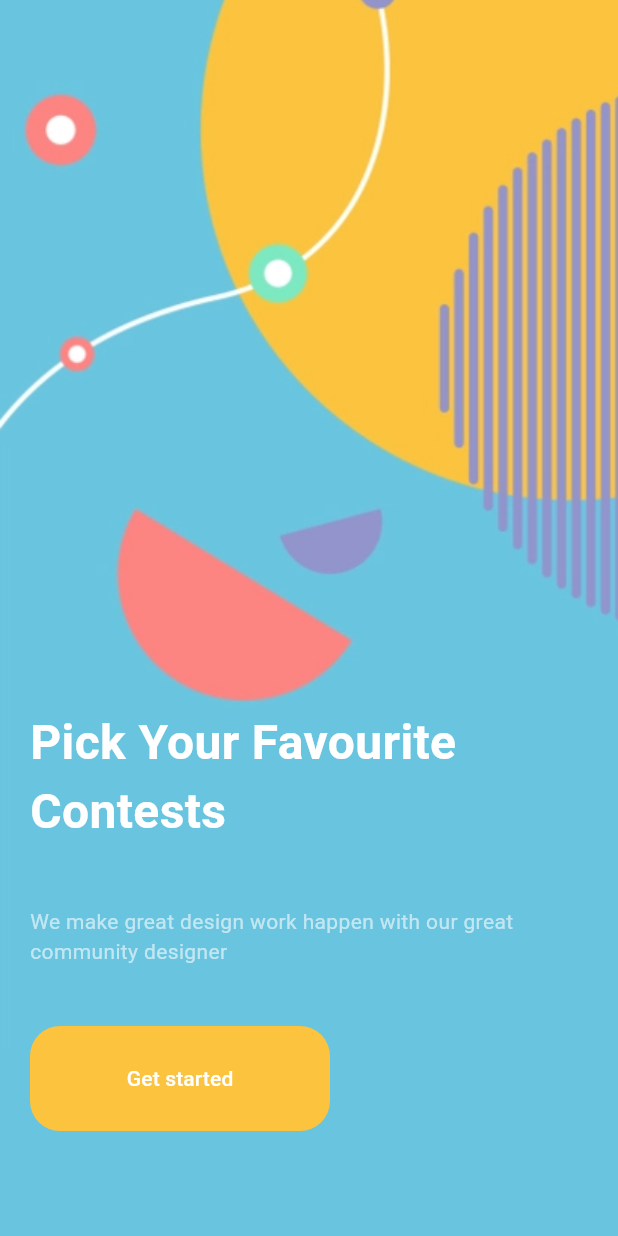
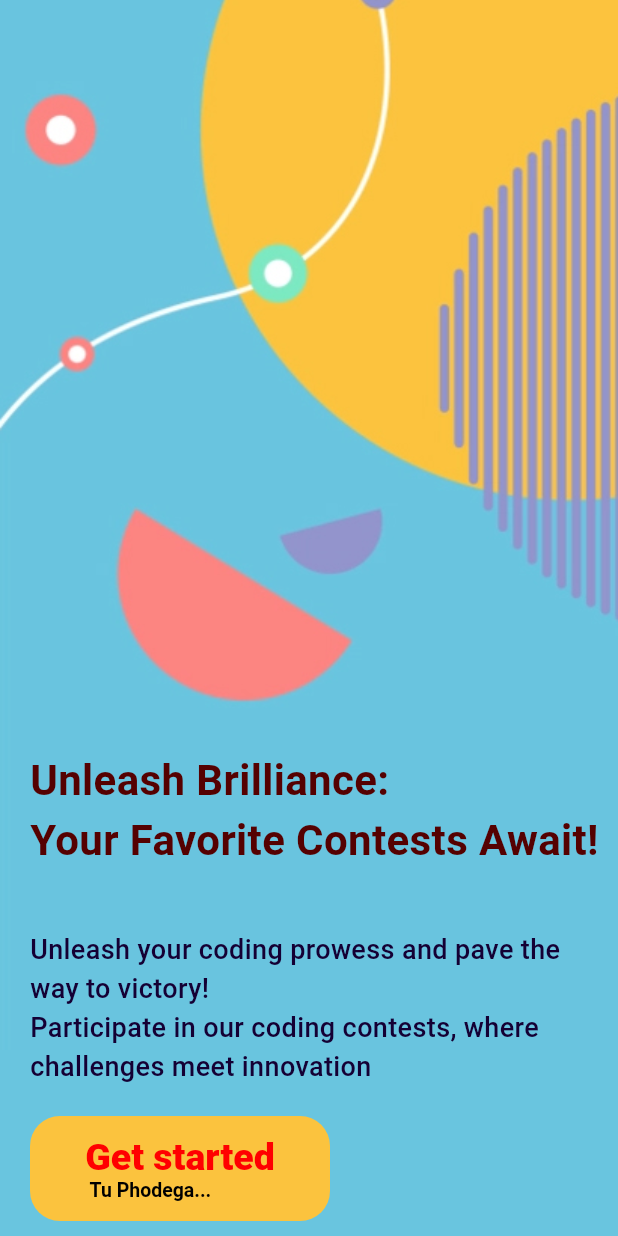
Before and after one commit to kunalpro379/flutter_learning, a Flutter app: the screen it shows after launch, on a phone screen of 412 x 824 dp. Run offline on Flutter 3.47's test engine with Material 3 defaults, Android fonts, the phone set to English and light mode, and no system bars; our stand-ins replace get.

Commit message:
Merge remote changes

```diff
--- a/New folder/getx/lib/main.dart
+++ b/New folder/getx/lib/main.dart
@@ -1,5 +1,6 @@
 import 'package:flutter/material.dart';
 import 'package:getx/my_home_page.dart';
+import 'package:get/get.dart';
 
 void main() {
   runApp(const MyApp());
@@ -10,9 +11,15 @@ class MyApp extends StatelessWidget {
 
   @override
   Widget build(BuildContext context) {
-    return MaterialApp(
+    return GetMaterialApp(
+      title: 'FlutterApp', debugShowCheckedModeBanner: false,
+
+      theme: ThemeData(primarySwatch: Colors.blue),
       // Wrap your app with MaterialApp
-      home: MyHomePage(),
+      //home: MyHomePage(),
+
+      initialRoute: "/",
+      getPages: [GetPage(name: "/", page: () => MyHomePage())],
     );
   }
 }
--- a/New folder/getx/lib/my_home_page.dart
+++ b/New folder/getx/lib/my_home_page.dart
@@ -1,5 +1,8 @@
 import 'package:flutter/cupertino.dart';
 import 'package:flutter/material.dart';
+import 'package:get/get.dart';
+import 'package:get/get_core/src/get_main.dart';
+import 'package:getx/content_page.dart';
 
 class MyHomePage extends StatefulWidget {
   const MyHomePage({Key? key}) : super(key: key);
@@ -35,12 +38,13 @@ class _MyHomePageState extends State<MyHomePage> {
               crossAxisAlignment: CrossAxisAlignment.start,
               children: [
                 Text(
-                    "Pick Your Favourite",
+                  "Unleash Brilliance:\nYour Favorite Contests Await!",
                   style: TextStyle(
-                        fontSize: 32,
-                        color: Colors.white,
-                        fontWeight: FontWeight.w600),
+                      fontSize: 28,
+                      color: const Color.fromARGB(255, 85, 1, 1),
+                      fontWeight: FontWeight.w700),
                 ),
+                /*
                   Text(
                     "Contests",
                     style: TextStyle(
@@ -48,20 +52,26 @@ class _MyHomePageState extends State<MyHomePage> {
                         color: Colors.white,
                         fontWeight: FontWeight.w600),
                   ),
+                  */
                 SizedBox(
                   height: 40,
                 ),
                 SizedBox(
                     width: MediaQuery.of(context).size.width - 25,
                     child: Text(
-                        "We make great design work "
-                        "happen with our great community designer",
-                        style: TextStyle(color: Colors.white60),
+                      "Unleash your coding prowess and pave the way to victory! \n"
+                      "Participate in our coding contests, where challenges meet innovation",
+                      style: TextStyle(
+                          color: Color.fromARGB(255, 20, 0, 52),
+                          fontWeight: FontWeight.w500,
+                          fontSize: 18),
                     )),
                 SizedBox(
-                    height: 40,
+                  height: 20,
                 ),
-                  Container(
+                Padding(
+                  padding: const EdgeInsets.only(bottom: 10),
+                  child: Container(
                     width: 200,
                     height: 70,
                     decoration: BoxDecoration(
@@ -75,18 +85,35 @@ class _MyHomePageState extends State<MyHomePage> {
                           borderRadius: BorderRadius.circular(30.0),
                         ),
                       ),
-                      onPressed: () => Container(),
-                      child: Text(
-                        "Get started",
-                        style: TextStyle(color: Colors.white),
+                      onPressed: () => Get.to(() => ContentPage()),
+                      child: RichText(
+                        text: TextSpan(
+                          text: 'Get started',
+                          style: TextStyle(
+                            color: const Color.fromARGB(255, 255, 0, 0),
+                            fontSize: 25,
+                            fontWeight: FontWeight.w800,
+                          ),
+                          children: [
+                            TextSpan(
+                              text: '\n Tu Phodega...',
+                              style: TextStyle(
+                                  color: Colors.black,
+                                  fontWeight: FontWeight.w700,
+                                  fontSize: 13,
+                                  decoration: TextDecoration.none),
+                            ),
+                          ],
                         ),
                       ),
                     ),
-                  SizedBox(
-                    height: 70,
+                  ),
                 ),
               ],
-              ))
+            ),
+
+            //Container()
+          )
         ],
       ),
     );
--- a/New folder/getx/pubspec.yaml
+++ b/New folder/getx/pubspec.yaml
@@ -35,7 +35,7 @@ dependencies:
   # The following adds the Cupertino Icons font to your application.
   # Use with the CupertinoIcons class for iOS style icons.
   cupertino_icons: ^1.0.2
-
+  get: ^4.3.1
 dev_dependencies:
   flutter_test:
     sdk: flutter
@@ -56,6 +56,7 @@ dev_dependencies:
 # The following section is specific to Flutter packages.
 flutter:
   assets:
+    - lib/imgasset/background.jpg
     - lib/imgasset/background.jpg
   # The following line ensures that the Material Icons font is
   # included with your application, so that you can use the icons in
```
Also changed, not shown: New folder/getx/lib/content_page.dart (+335 -0 lines), New folder/getx/lib/my_detail_page.dart (added, +110 -0 lines), New folder/getx/flutter_01.png (added), New folder/getx/lib/imgasset/images1.jpeg (added), New folder/getx/lib/imgasset/images2.jpeg (added), New folder/getx/lib/imgasset/images3.jpeg (added), New folder/getx/lib/imgasset/images4.jpeg (added), New folder/getx/lib/imgasset/pic-1.png (added), New folder/getx/lib/imgasset/pic-2.png (added), New folder/getx/lib/imgasset/pic-3.png (added), New folder/getx/lib/imgasset/pic-4.png (added), New folder/getx/pubspec.lock. Lines whose indentation alone changed are shown as unchanged.
